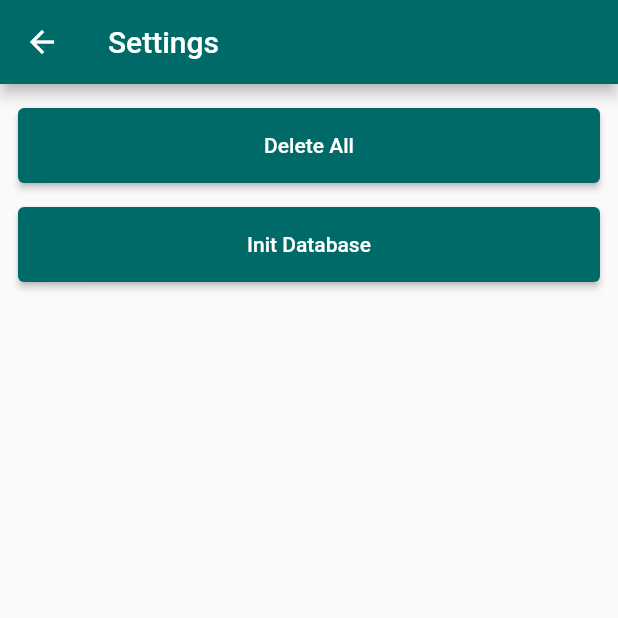
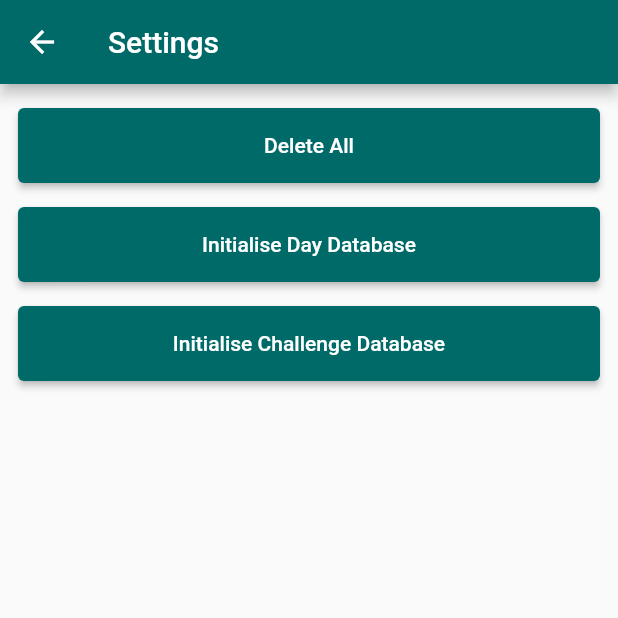
Before and after one commit to IsaacCooke/food_app_flutter, a Flutter app: the SettingsPage screen opened directly, on a phone screen of 412 x 824 dp, the top half of it. Run offline on Flutter 3.47's test engine with Material 2 defaults, Android fonts, the phone set to English and light mode, and no system bars; our stand-ins replace numberpicker, sqflite, sqflite_common_ffi; accounts and stored records are empty.

Commit message:
Finished system for challenges

```diff
--- a/lib/data/services/challenge_service.dart
+++ b/lib/data/services/challenge_service.dart
@@ -38,13 +38,23 @@ class ChallengeService {
           content TEXT
         );
       ''');
+        await db.execute('''
+        INSERT INTO challenge (content)
+        VALUES ('Example challenge');
+        ''');
       },
     );
   }
 
   Future<Challenge> getChallenge() async {
     final db = await database;
-    final maps = await db.query('challenge', limit: 1, orderBy: 'DESC');
+    await db.execute('''
+        CREATE TABLE IF NOT EXISTS challenge (
+          id INTEGER PRIMARY KEY,
+          content TEXT
+        );
+      ''');
+    final maps = await db.query('challenge', limit: 1);
 
     if (maps.isEmpty) {
       return Challenge(content: 'No challenge found');
--- a/lib/pages/settings.dart
+++ b/lib/pages/settings.dart
@@ -1,9 +1,11 @@
 import 'package:flutter/material.dart';
+import 'package:food_app_flutter/data/services/challenge_service.dart';
 import 'package:food_app_flutter/data/services/day_services.dart';
 
 class SettingsPage extends StatelessWidget {
   SettingsPage({Key? key}) : super(key: key);
-  DayService _dayService = DayService();
+  final ChallengeService _challengeService = ChallengeService();
+  final DayService _dayService = DayService();
 
   @override
   Widget build(BuildContext context) {
@@ -40,7 +42,18 @@ class SettingsPage extends StatelessWidget {
                       minimumSize: const Size(double.infinity, 50),
                       padding: const EdgeInsets.symmetric(horizontal: 16.0),
                     ),
-                    child: const Text('Init Database'),
+                    child: const Text('Initialise Day Database'),
+                  ),
+                  const SizedBox(height: 16),
+                  ElevatedButton(
+                    onPressed: () {
+                      _challengeService.initDatabase();
+                    },
+                    style: ElevatedButton.styleFrom(
+                      minimumSize: const Size(double.infinity, 50),
+                      padding: const EdgeInsets.symmetric(horizontal: 16.0),
+                    ),
+                    child: const Text('Initialise Challenge Database'),
                   ),
                 ],
               ))
```
Also changed, not shown: lib/main.dart (+7 -4 lines), lib/pages/challenge.dart (+20 -1 lines).
